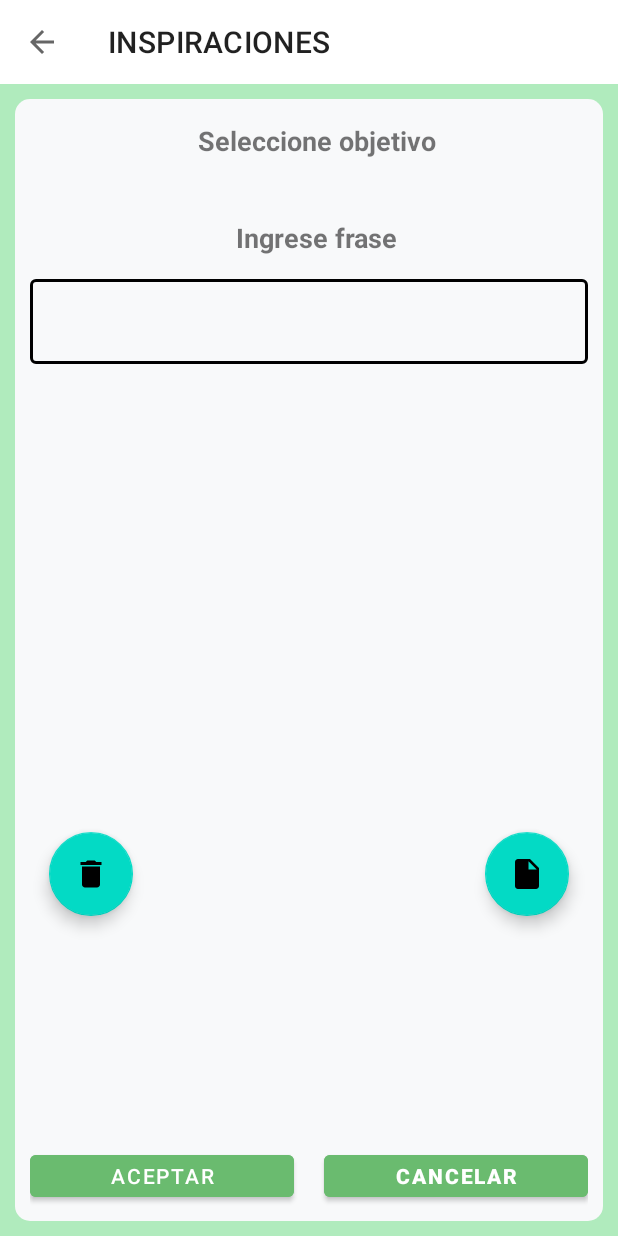
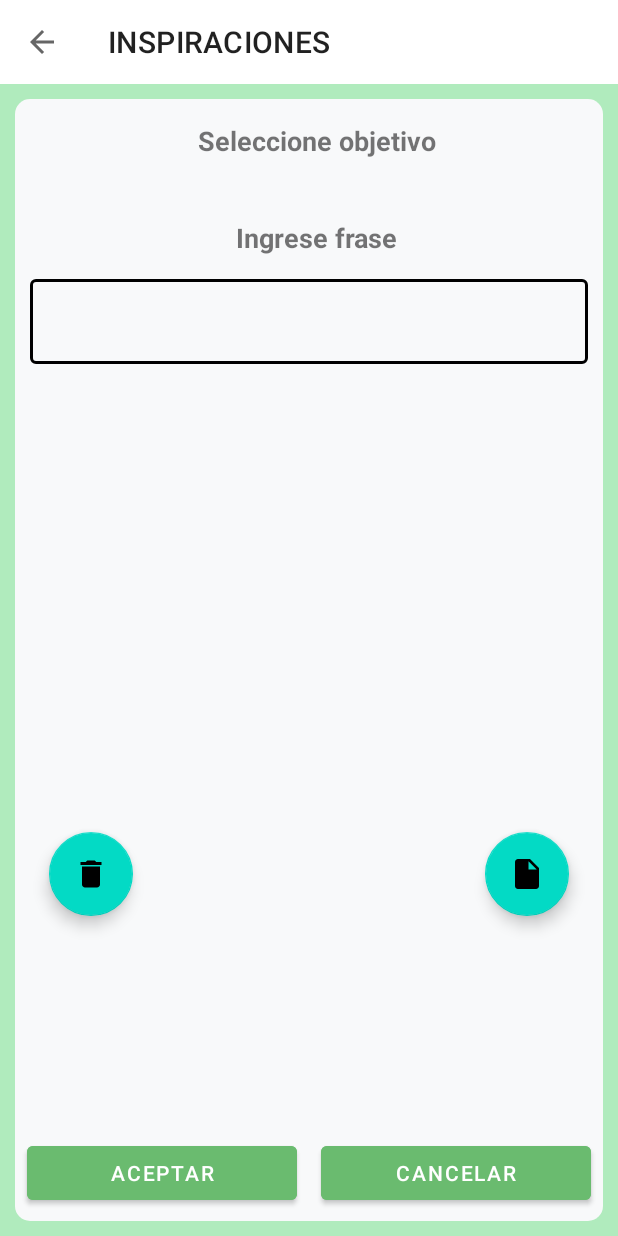
Before and after one commit to guivangool/MustWant, an Android app: the CreateInspiration screen opened directly, with no data from a screen before it, after a tap on "ACEPTAR", on a phone screen of 412 x 824 dp. Run offline under Robolectric (Android 15) with nearby library versions, the phone set to English and light mode, and no system bars; 2 statements that could not run were skipped.

Commit message:
Add Fragment to Create Inspiration feature

```diff
--- a/app/src/main/java/com/example/musthave/Activities/CreateInspiration.kt
+++ b/app/src/main/java/com/example/musthave/Activities/CreateInspiration.kt
@@ -24,9 +24,12 @@ import androidx.activity.result.contract.ActivityResultContracts
 import androidx.appcompat.app.AppCompatActivity
 import androidx.core.app.ActivityCompat
 import androidx.lifecycle.ViewModelProvider
+import com.example.musthave.DataEntities.GoalEntity
 import com.example.musthave.DataEntities.InspirationEntity
 import com.example.musthave.Enums.GoalTypeEnum
 import com.example.musthave.Factories.InspirationViewModelFactory
+import com.example.musthave.Fragments.AcceptCancel
+import com.example.musthave.Interfaces.OnAcceptCancelButtonClickListener
 import com.example.musthave.MustWantApp
 import com.example.musthave.R
 import com.example.musthave.Repositories.InspirationRepository
@@ -39,7 +42,7 @@ import java.io.OutputStream
 import java.util.*
 import kotlin.collections.ArrayList
 
-class CreateInspiration : AppCompatActivity() {
+class CreateInspiration : AppCompatActivity(),OnAcceptCancelButtonClickListener {
 
     private var binding: ActivityCreateInspirationBinding? = null
     private var goalList = ArrayList<Int>()
@@ -60,6 +63,15 @@ class CreateInspiration : AppCompatActivity() {
         supportActionBar?.setDisplayHomeAsUpEnabled(true)
 
         createRadioButtons()
+
+        //Add the fragment AcceptCancel programmatically
+        if (savedInstanceState == null) {
+            val fragment = AcceptCancel()
+            val fragmentTransaction  = supportFragmentManager.beginTransaction()
+            fragment.setOnAcceptCancelButtonClickListener(this)
+            fragmentTransaction.add(R.id.fragment_accept_cancel,fragment)
+            fragmentTransaction.commit()
+        }
 
         //Create ViewModel
         //Dao
@@ -105,43 +117,6 @@ class CreateInspiration : AppCompatActivity() {
                     GoalTypeEnum.values().find { it.label == radio.text }?.number
                 )
             })
-
-        binding?.btnCancel?.setOnClickListener {
-            finish()
-        }
-
-        binding?.btnAccept?.setOnClickListener {
-            if (binding?.etSetPhrase?.text?.toString() != "" &&
-                binding?.ivGoalImage?.drawable != null
-            ) {
-                val filePath = saveImageToInternalStorage(binding?.ivGoalImage?.drawable)
-
-                //Update ViewModel Data
-                inspirationViewModel.image.value = filePath.toString()
-                inspirationViewModel.phrase.value = binding?.etSetPhrase?.text.toString()
-
-                if (isNew) {
-                    val radioButtonSelected =
-                        findViewById(binding?.rgSelectedGoals?.checkedRadioButtonId as Int) as RadioButton
-                    var goalID = GoalTypeEnum.values().find { it.label == radioButtonSelected.text }?.number as Int
-                    //Update ViewModel Data for INSERT
-                    inspirationViewModel.goalId.value = goalID
-                    inspirationViewModel.insert()
-                } else {
-                    //Update ViewModel Data for UPDATE
-                    inspirationViewModel.id.value = currentInspiration!!.id
-                    inspirationViewModel.goalId.value = currentInspiration!!.goalId
-                    inspirationViewModel.update()
-                }
-                finish()
-            } else {
-                Toast.makeText(
-                    this,
-                    getString(R.string.CREATE_INSPIRATION_SET_FIELDS_VALIDATION),
-                    Toast.LENGTH_LONG
-                ).show()
-            }
-        }
     }
 
     private fun loadInspiration(goalId: Int?) {
@@ -295,4 +270,40 @@ class CreateInspiration : AppCompatActivity() {
         // Return the saved image uri
         return Uri.parse(file.absolutePath)
     }
+
+    override fun onAcceptButtonCLicked() {
+        if (binding?.etSetPhrase?.text?.toString() != "" &&
+            binding?.ivGoalImage?.drawable != null
+        ) {
+            val filePath = saveImageToInternalStorage(binding?.ivGoalImage?.drawable)
+
+            //Update ViewModel Data
+            inspirationViewModel.image.value = filePath.toString()
+            inspirationViewModel.phrase.value = binding?.etSetPhrase?.text.toString()
+
+            if (isNew) {
+                val radioButtonSelected =
+                    findViewById(binding?.rgSelectedGoals?.checkedRadioButtonId as Int) as RadioButton
+                var goalID = GoalTypeEnum.values().find { it.label == radioButtonSelected.text }?.number as Int
+                //Update ViewModel Data for INSERT
+                inspirationViewModel.goalId.value = goalID
+                inspirationViewModel.insert()
+            } else {
+                //Update ViewModel Data for UPDATE
+                inspirationViewModel.id.value = currentInspiration!!.id
+                inspirationViewModel.goalId.value = currentInspiration!!.goalId
+                inspirationViewModel.update()
+            }
+            finish()
+        } else {
+            Toast.makeText(
+                this,
+                getString(R.string.CREATE_INSPIRATION_SET_FIELDS_VALIDATION),
+                Toast.LENGTH_LONG
+            ).show()
+        }
+    }
+    override fun onCancelButtonCLicked() {
+        finish()
+    }
 }
--- a/app/src/main/res/layout/activity_create_inspiration.xml
+++ b/app/src/main/res/layout/activity_create_inspiration.xml
@@ -25,8 +25,7 @@
         android:layout_marginTop="10dp"
         android:layout_marginEnd="10dp"
         android:layout_marginBottom="10dp"
-        android:background="@drawable/background_panel"
-        android:paddingBottom="10dp">
+        android:background="@drawable/background_panel">
 
         <TextView
             android:id="@+id/tvSelectGoalLabel"
@@ -118,36 +117,11 @@
                 app:srcCompat="@drawable/action_remove_button" />
         </FrameLayout>
 
-        <LinearLayout
+        <androidx.fragment.app.FragmentContainerView
+            android:id="@+id/fragment_accept_cancel"
             android:layout_width="match_parent"
             android:layout_height="wrap_content"
-            android:layout_marginLeft="10dp"
-            android:layout_marginRight="10dp"
-            android:orientation="horizontal"
-            app:layout_constraintBottom_toBottomOf="parent">
-
-            <Button
-                android:id="@+id/btnAccept"
-                android:layout_width="0dp"
-                android:layout_height="40dp"
-                android:layout_marginEnd="10dp"
-                android:layout_weight="1"
-                android:backgroundTint="#6ABB6F"
-                android:text="@string/ACTIVITY_LABEL_ACCEPT_BTN"
-                android:textColor="@color/white"
-                android:textSize="@dimen/btn_text_size" />
-
-            <Button
-                android:id="@+id/btnCancel"
-                android:layout_width="0dp"
-                android:layout_height="40dp"
-                android:layout_marginLeft="10dp"
-                android:layout_weight="1"
-                android:backgroundTint="#6ABB6F"
-                android:text="@string/ACTIVITY_LABEL_CANCEL_BTN"
-                android:textColor="@color/white"
-                android:textSize="@dimen/btn_text_size"
-                android:textStyle="bold" />
-        </LinearLayout>
+            app:layout_constraintBottom_toBottomOf="parent"
+            />
     </androidx.constraintlayout.widget.ConstraintLayout>
 </RelativeLayout>
--- a/app/src/main/res/layout/activity_progress_goals.xml
+++ b/app/src/main/res/layout/activity_progress_goals.xml
@@ -21,7 +21,7 @@
     android:layout_height="match_parent"
     android:background="@drawable/background_panel"
     android:layout_margin="10dp"
-    android:paddingBottom="10dp">
+    >
 
     <androidx.recyclerview.widget.RecyclerView
         android:id="@+id/rvMyGoalsProgress"
@@ -29,7 +29,6 @@
         android:layout_height="wrap_content"
         app:layout_constraintTop_toTopOf="parent"
         android:layout_margin="5dp"
-        android:paddingTop="10dp"
         android:layout_gravity="center"
         />
     <androidx.fragment.app.FragmentContainerView
```
